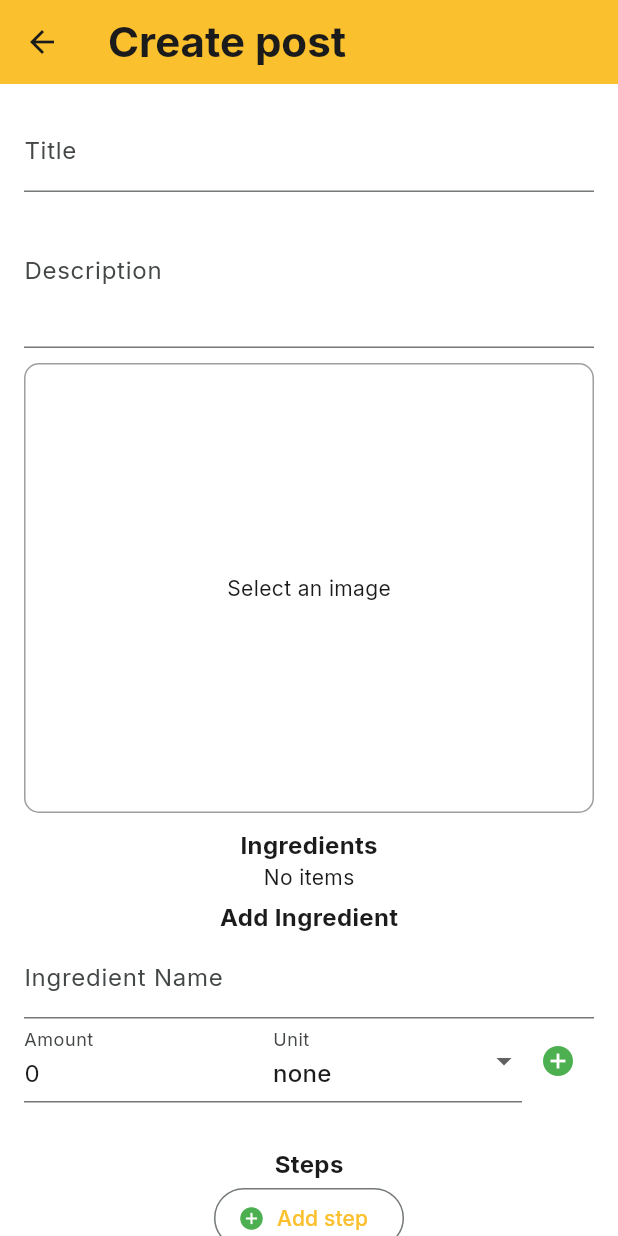
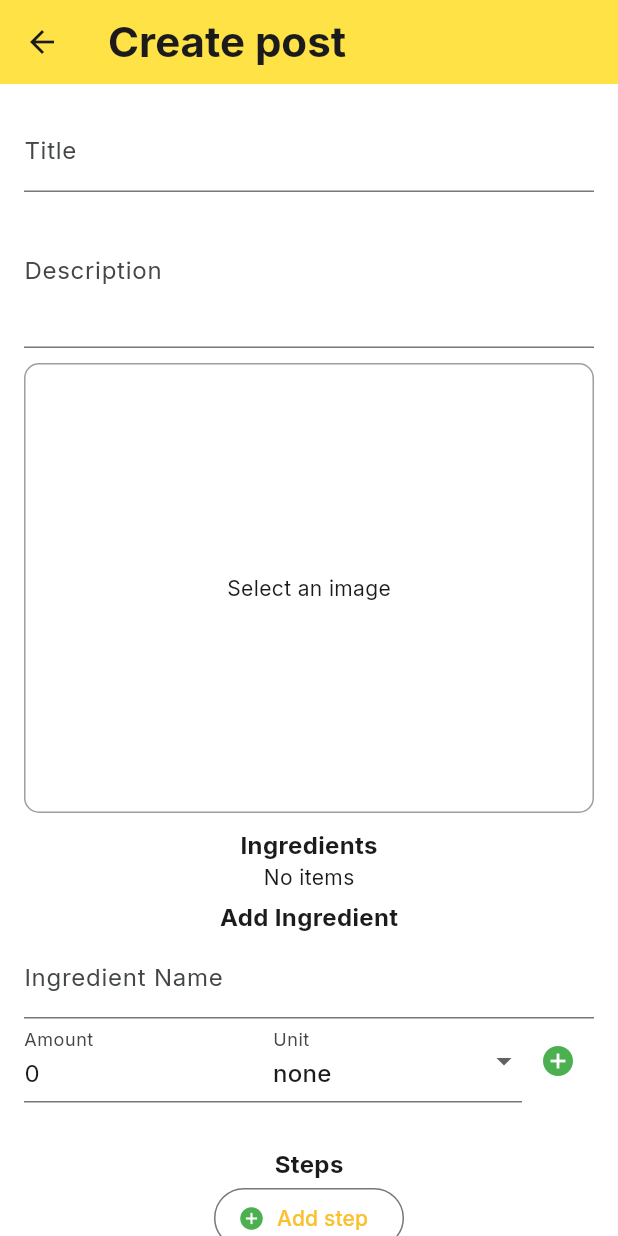
Before and after one commit to RyanVSD/TasteBuds, a Flutter app: the screen it shows after launch, item 2 of the bottom bar chosen, after a tap on the "thumb up" icon, after a tap on the "add" icon, on a phone screen of 412 x 824 dp. Run offline on Flutter 3.47's test engine with Material 3 defaults, Android fonts, the phone set to English and light mode, and no system bars; our stand-ins replace google_fonts, image_picker; missing offline and left inert: amplify_api, amplify_auth_cognito, amplify_authenticator, amplify_core, amplify_flutter, amplify_storage_s3; accounts and stored records are empty.

Commit message:
Small changes

```diff
--- a/lib/main.dart
+++ b/lib/main.dart
@@ -1,6 +1,7 @@
 import 'package:amplify_storage_s3/amplify_storage_s3.dart';
 import 'package:flutter/material.dart';
 import 'package:tastebuds/model/post_model.dart';
+import 'package:tastebuds/model/user_model.dart';
 import 'package:tastebuds/pages/profile_page.dart';
 import 'package:tastebuds/pages/ranking_page.dart';
 import 'package:tastebuds/pages/recc_page.dart';
@@ -162,7 +163,10 @@ class _MyAppState extends State<MyApp> {
           }
         },
         child: MultiProvider(
-          providers: [ChangeNotifierProvider(create: (context) => PostModel())],
+          providers: [
+            ChangeNotifierProvider(create: (context) => PostModel()),
+            ChangeNotifierProvider(create: (context) => UserModel())
+          ],
           child: MaterialApp(
             theme: brightnessMode == Brightness.light ? theme.light() : theme.dark(),
             builder: Authenticator.builder(),
--- a/lib/model/post_model.dart
+++ b/lib/model/post_model.dart
@@ -8,12 +8,6 @@ import 'package:tastebuds/model/objects/post_item.dart';
 class PostModel extends ChangeNotifier {
   PostItem? post;
   PostModel();
-
-  Future<void> setPost({required String postId}) async {
-    post = await getPost(postId);
-    notifyListeners();
-  }
-
 
   Future<PostItem?> getPost(String postId) async {
     Post? response = await service.getPost(postId);
--- /dev/null
+++ b/lib/model/user_model.dart
@@ -0,0 +1,10 @@
+import 'package:flutter/material.dart';
+import 'package:tastebuds/model/amplify/ModelProvider.dart';
+import 'package:tastebuds/service/user_service.dart' as service;
+
+class UserModel extends ChangeNotifier {
+  User? post;
+  UserModel();
+
+
+}
--- a/lib/pages/create_post.dart
+++ b/lib/pages/create_post.dart
@@ -231,7 +231,8 @@ class _CreatePostState extends State<CreatePost> {
   Widget build(BuildContext context) {
     return Scaffold(
       appBar: AppBar(
-        backgroundColor: const Color(0xFFFBC02D),
+        backgroundColor:Theme.of(context).brightness == Brightness.dark ? Theme.of(context).colorScheme.surface : Theme.of(context).colorScheme.secondary,
+        scrolledUnderElevation: 0,
         title: Text(
           "Create post",
           style: TextStyle(fontSize: 28, fontWeight: FontWeight.bold),
--- a/lib/pages/post_page.dart
+++ b/lib/pages/post_page.dart
@@ -1,7 +1,6 @@
 import 'package:flutter/material.dart';
 import 'package:tastebuds/model/objects/post_item.dart';
 import 'package:tastebuds/pages/widget/content.dart';
-import 'package:tastebuds/pages/widget/post_card.dart';
 import 'package:tastebuds/service/post_service.dart';
 
 class PostPage extends StatefulWidget
@@ -77,7 +76,7 @@ class _PostPageState extends State<PostPage> {
                 child: SingleChildScrollView(
                   controller: scrollController,
                   padding: EdgeInsets.all(20),
-                  child: Content(),
+                  child: Content(post: widget.post!,),
                 ),
               );
             },
--- a/lib/pages/profile_page.dart
+++ b/lib/pages/profile_page.dart
@@ -54,7 +54,10 @@ class _ProfilePageState extends State<ProfilePage>
               padding: const EdgeInsets.fromLTRB(16,30,16,10),
               child: Stack(
                 children: [
-                  SignOutButton(),
+                  Positioned(
+                    right: 0,
+                    child: SignOutButton()
+                    ),
                   Column(
                   mainAxisAlignment: MainAxisAlignment.center,
                   children: [
--- a/lib/pages/widget/post_card.dart
+++ b/lib/pages/widget/post_card.dart
@@ -37,8 +37,7 @@ class _CardWidgetState extends State<CardWidget> {
   @override
   Widget build(BuildContext context) {
     return GestureDetector(
-      onTap: () async {
-        await context.read<PostModel>().setPost(postId: widget.post?.id ?? "0");
+      onTap: () {
         Navigator.push(
             context,
             MaterialPageRoute(
--- a/lib/pages/widget/recc_card.dart
+++ b/lib/pages/widget/recc_card.dart
@@ -68,7 +68,6 @@ class ReccCard extends StatelessWidget {
   Widget build(BuildContext context) {
     return GestureDetector(
       onTap: () {
-        context.read<PostModel>().setPost(postId: post.id!);
         Navigator.push(
             context, MaterialPageRoute(builder: (context) => PostPage(post: post,)));
       },
```
Also changed, not shown: lib/pages/widget/content.dart (+4 -3 lines).
